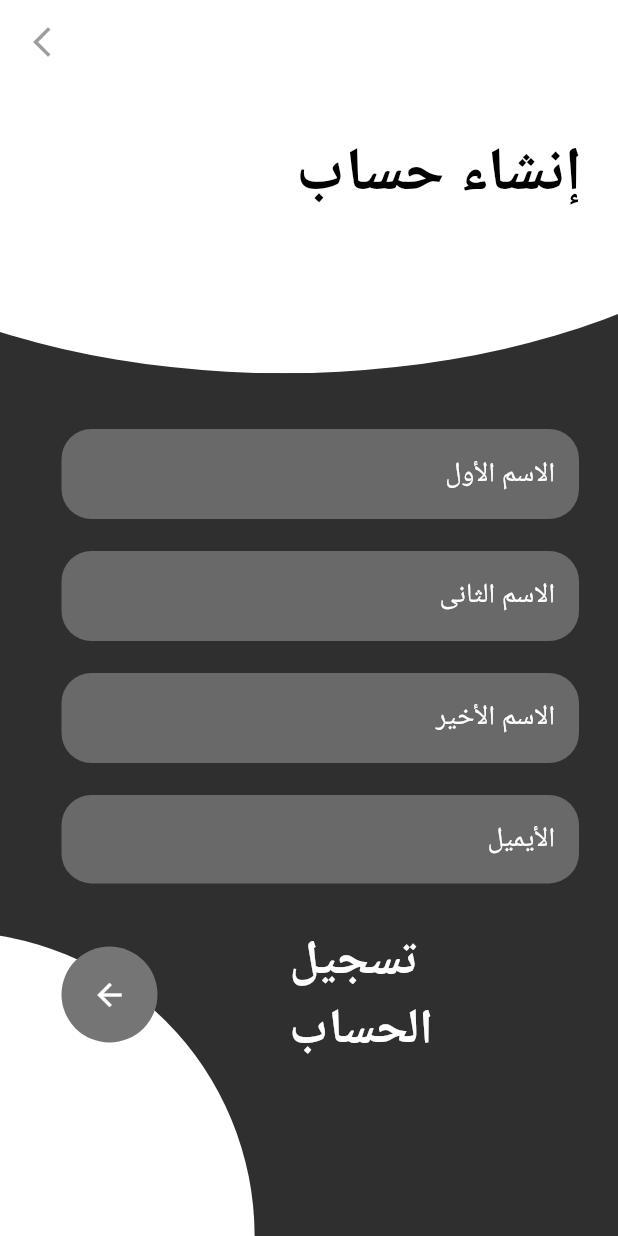
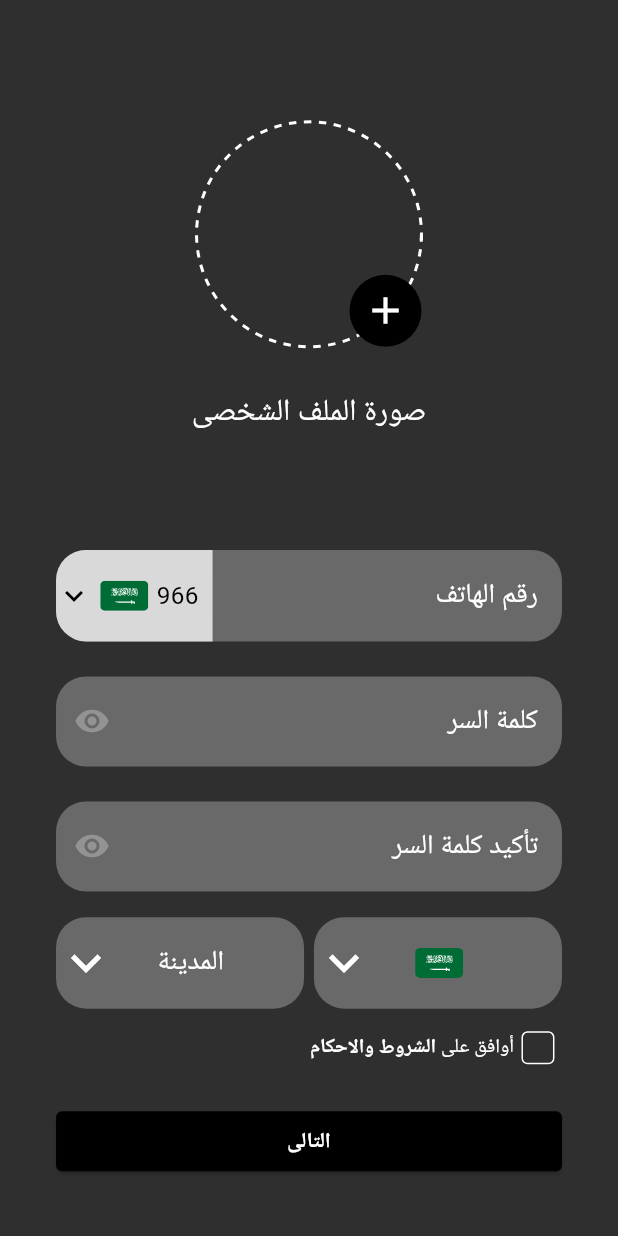
Before and after one commit to mohammedhedaya/-Sar-aat-Al-Tasweeq, a Flutter app: the SignUpPage screen opened by its route, after a tap on the "arrow back" icon, on a phone screen of 412 x 824 dp. Run offline on Flutter 3.47's test engine with Material 3 defaults, Android fonts, the phone set to English and light mode, and no system bars; our stand-ins replace device_preview, flutter_screenutil, flutter_svg, go_router, shared_preferences; accounts and stored records are empty.

Commit message:
Finish Sign Up Profile UI

```diff
--- a/lib/core/app/app.dart
+++ b/lib/core/app/app.dart
@@ -2,6 +2,7 @@ import 'package:device_preview/device_preview.dart';
 import 'package:flutter/material.dart';
 import 'package:flutter_screenutil/flutter_screenutil.dart';
 import 'package:shopping_chart/core/router/app_router.dart';
+import 'package:shopping_chart/core/utils/app_colors.dart';
 
 class MyApp extends StatelessWidget {
   const MyApp({super.key});
@@ -17,7 +18,7 @@ class MyApp extends StatelessWidget {
           title: 'Shopping Chart',
           debugShowCheckedModeBanner: false,
           routerConfig: router,
-          // theme: ThemeData(scaffoldBackgroundColor: AppColors.sacffoldColor),
+          theme: ThemeData(scaffoldBackgroundColor: AppColors.darkGray),
           locale: DevicePreview.locale(context),
           builder: DevicePreview.appBuilder,
         );
--- a/lib/core/router/app_router.dart
+++ b/lib/core/router/app_router.dart
@@ -1,6 +1,7 @@
 import 'package:go_router/go_router.dart';
 import 'package:shopping_chart/features/auth/presentation/views/login_page.dart';
 import 'package:shopping_chart/features/auth/presentation/views/sign_up_page.dart';
+import 'package:shopping_chart/features/auth/presentation/views/sign_up_profile.dart';
 
 final GoRouter router = GoRouter(
   routes: [
@@ -12,5 +13,9 @@ final GoRouter router = GoRouter(
       path: '/signup',
       builder: (context, state) => const SignUpPage(),
     ),
+     GoRoute(
+      path: '/signupProfile',
+      builder: (context, state) => const SignUpProfile(),
+    ),
   ],
 );
--- a/lib/core/utils/app_colors.dart
+++ b/lib/core/utils/app_colors.dart
@@ -10,4 +10,5 @@ class AppColors {
   static const darkGray = Color(0xFF2F2F2F);
   static const signInGray = Color(0xff78838D);
   static const circleGray = Color(0xff757575);
+  static const visibilityColor = Color(0xff939393);
 }
--- a/lib/core/utils/assets.dart
+++ b/lib/core/utils/assets.dart
@@ -10,6 +10,10 @@ class Assets {
   /// assets/images/light.svg
   static const String imagesLight = "assets/images/light.svg";
 
+  /// Assets for imagesSuadiFlag
+  /// assets/images/suadiFlag.svg
+  static const String imagesSuadiFlag = "assets/images/suadiFlag.svg";
+
   /// Assets for imagesWhitecircle
   /// assets/images/whitecircle.svg
   static const String imagesWhitecircle = "assets/images/whitecircle.svg";
--- /dev/null
+++ b/lib/features/auth/presentation/views/sign_up_profile.dart
@@ -0,0 +1,271 @@
+import 'dart:math';
+import 'package:flutter/material.dart';
+import 'package:flutter_screenutil/flutter_screenutil.dart';
+import 'package:flutter_svg/flutter_svg.dart';
+import 'package:shopping_chart/core/utils/app_colors.dart';
+import 'package:shopping_chart/core/utils/app_text_style.dart';
+import 'package:shopping_chart/core/utils/assets.dart';
+import 'package:shopping_chart/features/auth/presentation/widgets/auth_text_field.dart';
+
+class SignUpProfile extends StatelessWidget {
+  const SignUpProfile({super.key});
+
+  @override
+  Widget build(BuildContext context) {
+    return Scaffold(
+      body: SingleChildScrollView(
+        child: Padding(
+          padding: EdgeInsetsDirectional.symmetric(horizontal: 34.w),
+          child: Column(
+            children: [
+              SizedBox(height: 80.h),
+              Center(
+                child: Stack(
+                  alignment: Alignment.center,
+                  children: [
+                    CustomPaint(
+                      size: const Size(150, 150),
+                      painter: DashedCirclePainter(),
+                    ),
+                    Positioned(
+                      bottom: 0,
+                      right: 0,
+                      child: InkWell(
+                        onTap: () {},
+                        child: const CircleAvatar(
+                          radius: 24,
+                          backgroundColor: Colors.black,
+                          child: Icon(
+                            Icons.add,
+                            color: Colors.white,
+                            size: 30,
+                          ),
+                        ),
+                      ),
+                    ),
+                  ],
+                ),
+              ),
+              SizedBox(height: 29.h),
+              Text(
+                "صورة الملف الشخصى",
+                style: AppStyles.style20W400,
+              ),
+              SizedBox(height: 75.h),
+              CustomAuthTextField(
+                hintText: "رقم الهاتف",
+                prefixIcon: Container(
+                  width: 95.w,
+                  height: 60.h,
+                  decoration: const BoxDecoration(
+                    color: Color(0xffD9D9D9),
+                    borderRadius: BorderRadius.only(
+                      topLeft: Radius.circular(20),
+                      bottomLeft: Radius.circular(20),
+                    ),
+                  ),
+                  child: Row(
+                    children: [
+                      const Icon(
+                        Icons.keyboard_arrow_down,
+                        color: AppColors.blackColor,
+                      ),
+                      SizedBox(width: 5.w),
+                      SvgPicture.asset(
+                        Assets.imagesSuadiFlag,
+                      ),
+                      SizedBox(width: 5.w),
+                      Text(
+                        "966",
+                        style: AppStyles.style16W400.copyWith(
+                          color: AppColors.blackColor,
+                        ),
+                      ),
+                    ],
+                  ),
+                ),
+              ),
+              SizedBox(height: 23.h),
+              CustomAuthTextField(
+                hintText: "كلمة السر",
+                prefixIcon: GestureDetector(
+                  child: const Icon(
+                    color: AppColors.visibilityColor,
+                    Icons.visibility,
+                  ),
+                ),
+              ),
+              SizedBox(height: 23.h),
+              CustomAuthTextField(
+                hintText: "تأكيد كلمة السر",
+                prefixIcon: GestureDetector(
+                  onTap: () {},
+                  child: const Icon(
+                    Icons.visibility,
+                    color: AppColors.visibilityColor,
+                  ),
+                ),
+              ),
+              SizedBox(height: 17.h),
+              Row(
+                children: [
+                  Expanded(
+                    child: Container(
+                      height: 60.h,
+                      width: double.infinity,
+                      decoration: const BoxDecoration(
+                        color: AppColors.dimGray,
+                        borderRadius: BorderRadius.all(
+                          Radius.circular(20),
+                        ),
+                      ),
+                      child: Row(
+                        children: [
+                          const Icon(
+                            Icons.keyboard_arrow_down,
+                            color: AppColors.whiteColor,
+                            size: 40,
+                          ),
+                          SizedBox(width: 25.w),
+                          Text(
+                            "المدينة",
+                            style: AppStyles.style18W400,
+                          ),
+                        ],
+                      ),
+                    ),
+                  ),
+                  SizedBox(width: 6.w),
+                  Expanded(
+                    child: Container(
+                      height: 60.h,
+                      width: double.infinity,
+                      decoration: const BoxDecoration(
+                        color: AppColors.dimGray,
+                        borderRadius: BorderRadius.all(
+                          Radius.circular(20),
+                        ),
+                      ),
+                      child: Row(
+                        children: [
+                          const Icon(
+                            Icons.keyboard_arrow_down,
+                            color: AppColors.whiteColor,
+                            size: 40,
+                          ),
+                          SizedBox(width: 25.w),
+                          SvgPicture.asset(
+                            Assets.imagesSuadiFlag,
+                          ),
+                        ],
+                      ),
+                    ),
+                  ),
+                ],
+              ),
+              SizedBox(height: 10.h),
+              const TermsConditionsWidget(),
+              SizedBox(height: 22.h),
+              SizedBox(
+                width: double.infinity,
+                child: ElevatedButton(
+                  onPressed: () {},
+                  style: ElevatedButton.styleFrom(
+                    backgroundColor: AppColors.blackColor,
+                    shape: RoundedRectangleBorder(
+                      borderRadius: BorderRadius.circular(4),
+                    ),
+                  ),
+                  child: Text(
+                    "التالى",
+                    style: AppStyles.style14W600,
+                  ),
+                ),
+              ),
+              SizedBox(height: 10.h),
+            ],
+          ),
+        ),
+      ),
+    );
+  }
+}
+
+class TermsConditionsWidget extends StatefulWidget {
+  const TermsConditionsWidget({super.key});
+
+  @override
+  State<TermsConditionsWidget> createState() => _TermsConditionsWidgetState();
+}
+
+class _TermsConditionsWidgetState extends State<TermsConditionsWidget> {
+  bool isChecked = false;
+
+  @override
+  Widget build(BuildContext context) {
+    return Row(
+      mainAxisAlignment: MainAxisAlignment.end,
+      children: [
+        RichText(
+          text: TextSpan(
+            text: "أوافق على",
+            style: AppStyles.style13W400,
+            children: [
+              TextSpan(
+                text: " الشروط والاحكام",
+                style: AppStyles.style13W600,
+              )
+            ],
+          ),
+        ),
+        Checkbox(
+          value: isChecked,
+          visualDensity: const VisualDensity(
+            horizontal: VisualDensity.minimumDensity,
+            vertical: VisualDensity.minimumDensity,
+          ),
+          onChanged: (value) {
+            setState(() {
+              isChecked = value!;
+            });
+          },
+          activeColor: AppColors.whiteColor,
+          checkColor: AppColors.blackColor,
+          side: const BorderSide(
+            color: AppColors.whiteColor,
+            strokeAlign: 3.0,
+          ),
+        ),
+      ],
+    );
+  }
+}
+
+class DashedCirclePainter extends CustomPainter {
+  @override
+  void paint(Canvas canvas, Size size) {
+    var paint = Paint()
+      ..color = Colors.white
+      ..style = PaintingStyle.stroke
+      ..strokeWidth = 2;
+
+    var dashWidth = 5.0;
+    var dashSpace = 5.0;
+    var radius = size.width / 2;
+    var center = Offset(size.width / 2, size.height / 2);
+    var circumference = 2 * 3.141592653589793 * radius;
+
+    for (double i = 0; i < circumference; i += dashWidth + dashSpace) {
+      double startX = radius * cos(i / radius) + center.dx;
+      double startY = radius * sin(i / radius) + center.dy;
+      double endX = radius * cos((i + dashWidth) / radius) + center.dx;
+      double endY = radius * sin((i + dashWidth) / radius) + center.dy;
+      canvas.drawLine(Offset(startX, startY), Offset(endX, endY), paint);
+    }
+  }
+
+  @override
+  bool shouldRepaint(CustomPainter oldDelegate) {
+    return false;
+  }
+}
--- a/lib/features/auth/presentation/widgets/auth_text_field.dart
+++ b/lib/features/auth/presentation/widgets/auth_text_field.dart
@@ -9,8 +9,10 @@ class CustomAuthTextField extends StatelessWidget {
     this.onChanged,
     this.controller,
     this.keyboardType,
+    this.prefixIcon,
   });
   final String hintText;
+  final Widget? prefixIcon;
   final void Function(String)? onChanged;
   final TextEditingController? controller;
   final TextInputType? keyboardType;
@@ -23,6 +25,7 @@ class CustomAuthTextField extends StatelessWidget {
       cursorColor: AppColors.whiteColor,
       textAlign: TextAlign.right,
       decoration: InputDecoration(
+        prefixIcon: prefixIcon,
         hintText: hintText,
         hintStyle: AppStyles.style18W400,
         filled: true,
--- a/lib/features/auth/presentation/widgets/sign_up_view_body.dart
+++ b/lib/features/auth/presentation/widgets/sign_up_view_body.dart
@@ -1,6 +1,7 @@
 import 'package:flutter/material.dart';
 import 'package:flutter_screenutil/flutter_screenutil.dart';
 import 'package:flutter_svg/svg.dart';
+import 'package:go_router/go_router.dart';
 import 'package:shopping_chart/core/utils/app_colors.dart';
 import 'package:shopping_chart/core/utils/app_text_style.dart';
 import 'package:shopping_chart/core/utils/assets.dart';
@@ -81,7 +82,9 @@ class SignUpViewBody extends StatelessWidget {
           child: Row(
             children: [
               InkWell(
-                onTap: () {},
+                onTap: () {
+                  context.push('/signupProfile');
+                },
                 child: Container(
                   constraints: const BoxConstraints(
                     minHeight: 64,
```
Also changed, not shown: assets/images/suadiFlag.svg (added).
